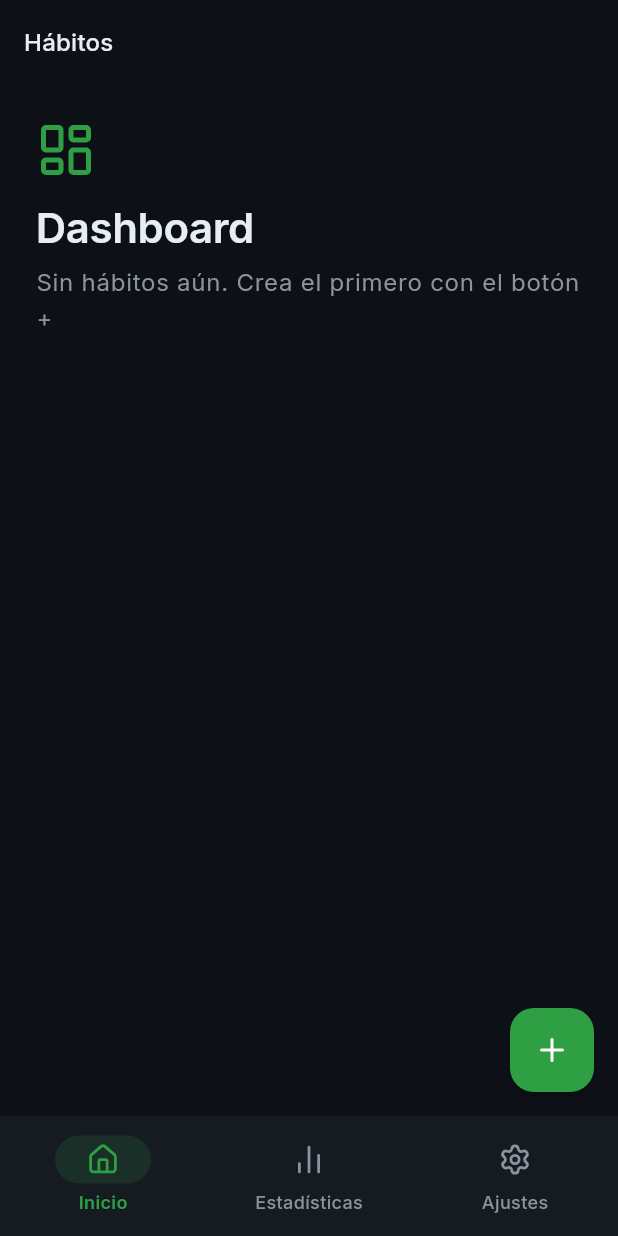
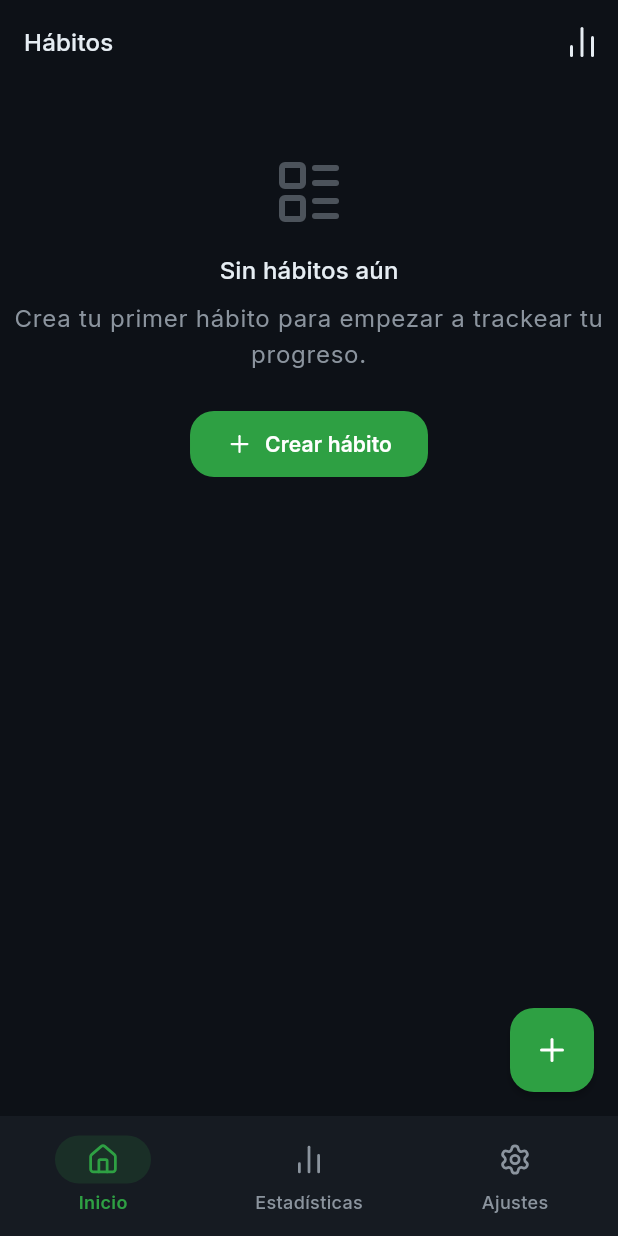
Before and after one commit to elidepb/habit-tracker-visual, a Flutter app: the HomeScreen screen opened by its route, on a phone screen of 412 x 824 dp. Run offline on Flutter 3.47's test engine with Material 3 defaults, Android fonts, the phone set to English and light mode, and no system bars; our stand-ins replace flutter_riverpod, go_router, google_fonts, hive, hive_flutter, lucide_icons; accounts and stored records are empty.

Commit message:
refactor: streamline date handling in HabitModel and enhance HomeScreen layout with improved habit display and statistics

```diff
--- a/lib/features/home/views/home_screen.dart
+++ b/lib/features/home/views/home_screen.dart
@@ -4,78 +4,96 @@ import 'package:go_router/go_router.dart';
 import 'package:habit_tracker_visual/core/router/routes.dart';
 import 'package:habit_tracker_visual/core/theme/app_colors.dart';
 import 'package:habit_tracker_visual/core/theme/app_spacing.dart';
-import 'package:habit_tracker_visual/features/habits/constants/habit_icons.dart';
+import 'package:habit_tracker_visual/features/habits/models/habit_model.dart';
 import 'package:habit_tracker_visual/features/habits/providers/habit_providers.dart';
-import 'package:habit_tracker_visual/shared/widgets/feature_placeholder.dart';
+import 'package:habit_tracker_visual/features/habits/utils/streak_calculator.dart';
+import 'package:habit_tracker_visual/features/home/widgets/home_daily_summary.dart';
+import 'package:habit_tracker_visual/features/home/widgets/home_empty_state.dart';
+import 'package:habit_tracker_visual/features/home/widgets/home_quick_stats.dart';
+import 'package:habit_tracker_visual/features/home/widgets/habit_tile.dart';
 import 'package:habit_tracker_visual/shared/widgets/ui/ui.dart';
 import 'package:lucide_icons/lucide_icons.dart';
 
 class HomeScreen extends ConsumerWidget {
   const HomeScreen({super.key});
 
+  int _bestStreak(List<HabitModel> habits) {
+    if (habits.isEmpty) return 0;
+    return habits
+        .map((h) => StreakCalculator.currentStreak(h.completedDates))
+        .reduce((a, b) => a > b ? a : b);
+  }
+
   @override
   Widget build(BuildContext context, WidgetRef ref) {
     final habitsAsync = ref.watch(habitsStreamProvider);
     final stats = ref.watch(todayStatsProvider);
 
-    final subtitle = habitsAsync.when(
+    return Scaffold(
+      appBar: AppBar(
+        title: const AppText.subtitle('Hábitos'),
+        actions: [
+          IconButton(
+            icon: const Icon(LucideIcons.barChart2),
+            tooltip: 'Estadísticas',
+            onPressed: () => context.go(Routes.statistics),
+          ),
+        ],
+      ),
+      floatingActionButton: FloatingActionButton(
+        onPressed: () => context.push(Routes.createHabit),
+        tooltip: 'Nuevo hábito',
+        child: const Icon(LucideIcons.plus),
+      ),
+      body: habitsAsync.when(
+        loading: () => const Center(child: CircularProgressIndicator()),
+        error: (error, _) => Center(
+          child: AppText.body(
+            'No se pudieron cargar los hábitos',
+            color: AppColors.error,
+          ),
+        ),
         data: (habits) {
           if (habits.isEmpty) {
-          return 'Sin hábitos aún. Crea el primero con el botón +';
+            return HomeEmptyState(
+              onCreateTap: () => context.push(Routes.createHabit),
+            );
           }
-        final percent = (stats.rate * 100).round();
-        return '${habits.length} hábitos · $percent% completado hoy';
+
+          return RefreshIndicator(
+            onRefresh: () async {
+              ref.invalidate(habitsStreamProvider);
             },
-      loading: () => 'Cargando hábitos...',
-      error: (_, __) => 'Error al cargar hábitos',
-    );
-
-    return Scaffold(
-      appBar: AppBar(title: const AppText.subtitle('Hábitos')),
-      floatingActionButton: FloatingActionButton(
-        onPressed: () => context.push(Routes.createHabit),
-        child: const Icon(LucideIcons.plus),
+            color: AppColors.primary,
+            child: ListView(
+              padding: AppSpacing.screenPadding,
+              children: [
+                HomeDailySummary(
+                  completed: stats.completed,
+                  total: stats.total,
+                  rate: stats.rate,
                 ),
-      body: FeaturePlaceholder(
-        title: 'Dashboard',
-        subtitle: subtitle,
-        icon: LucideIcons.layoutDashboard,
-        child: habitsAsync.when(
-          data: (habits) {
-            if (habits.isEmpty) return const SizedBox.shrink();
-            return ListView.separated(
-              itemCount: habits.length,
-              separatorBuilder: (_, __) => const VGap.md(),
-              itemBuilder: (context, index) {
-                final habit = habits[index];
-                return AppCard(
-                  onTap: () => context.push(Routes.habitDetailPath(habit.id)),
-                  child: Row(
-                    children: [
-                      Icon(
-                        HabitIcons.fromName(habit.iconName),
-                        color: habit.color,
-                        size: 20,
+                const VGap.lg(),
+                HomeQuickStats(
+                  completed: stats.completed,
+                  total: stats.total,
+                  rate: stats.rate,
+                  bestStreak: _bestStreak(habits),
                 ),
-                      const HGap.md(),
-                      Expanded(
-                        child: AppText.subtitle(habit.name),
+                const VGap.xl(),
+                const AppText.subtitle('Tus hábitos'),
+                const VGap.md(),
+                ...habits.map(
+                  (habit) => Padding(
+                    padding: const EdgeInsets.only(bottom: AppSpacing.md),
+                    child: HabitTile(habit: habit),
                   ),
-                      if (habit.isCompletedToday())
-                        const Icon(
-                          LucideIcons.check,
-                          color: AppColors.success,
-                          size: 20,
                 ),
+                const VGap.xxxl(),
               ],
             ),
           );
         },
-            );
-          },
-          loading: () => const Center(child: CircularProgressIndicator()),
-          error: (_, __) => const SizedBox.shrink(),
-        ),
       ),
     );
   }
--- /dev/null
+++ b/lib/features/home/widgets/home_empty_state.dart
@@ -0,0 +1,43 @@
+import 'package:flutter/material.dart';
+import 'package:habit_tracker_visual/core/theme/app_colors.dart';
+import 'package:habit_tracker_visual/core/theme/app_spacing.dart';
+import 'package:habit_tracker_visual/shared/widgets/ui/ui.dart';
+import 'package:lucide_icons/lucide_icons.dart';
+
+class HomeEmptyState extends StatelessWidget {
+  const HomeEmptyState({super.key, required this.onCreateTap});
+
+  final VoidCallback onCreateTap;
+
+  @override
+  Widget build(BuildContext context) {
+    return Center(
+      child: Padding(
+        padding: const EdgeInsets.symmetric(vertical: AppSpacing.xxxl),
+        child: Column(
+          children: [
+            Icon(
+              LucideIcons.layoutList,
+              size: 48,
+              color: AppColors.textSecondary.withValues(alpha: 0.5),
+            ),
+            const VGap.lg(),
+            const AppText.subtitle('Sin hábitos aún'),
+            const VGap.sm(),
+            const AppText.body(
+              'Crea tu primer hábito para empezar a trackear tu progreso.',
+              color: AppColors.textSecondary,
+              textAlign: TextAlign.center,
+            ),
+            const VGap.xl(),
+            AppButton(
+              label: 'Crear hábito',
+              icon: LucideIcons.plus,
+              onPressed: onCreateTap,
+            ),
+          ],
+        ),
+      ),
+    );
+  }
+}
```
Also changed, not shown: lib/features/habits/models/habit_model.dart (+9 -9 lines), lib/features/habits/utils/streak_calculator.dart (added, +54 -0 lines), lib/features/home/widgets/habit_tile.dart (added, +203 -0 lines), lib/features/home/widgets/home_daily_summary.dart (added, +82 -0 lines), lib/features/home/widgets/home_quick_stats.dart (added, +90 -0 lines), 1 other file. Lines whose indentation alone changed are shown as unchanged.
